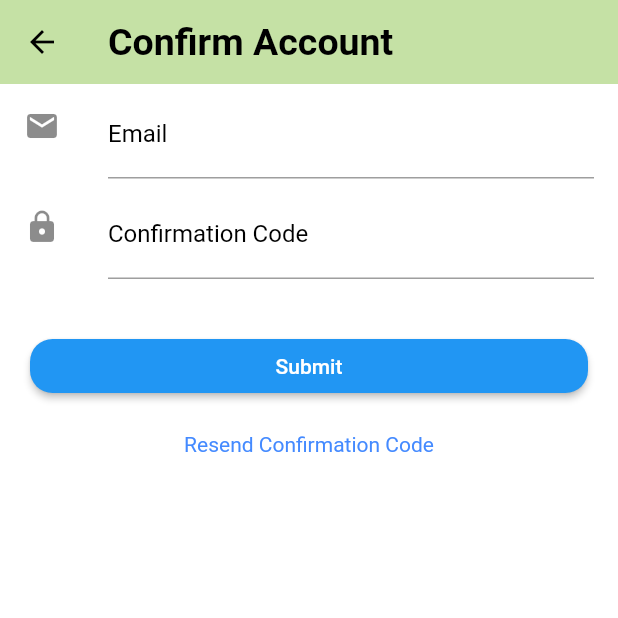
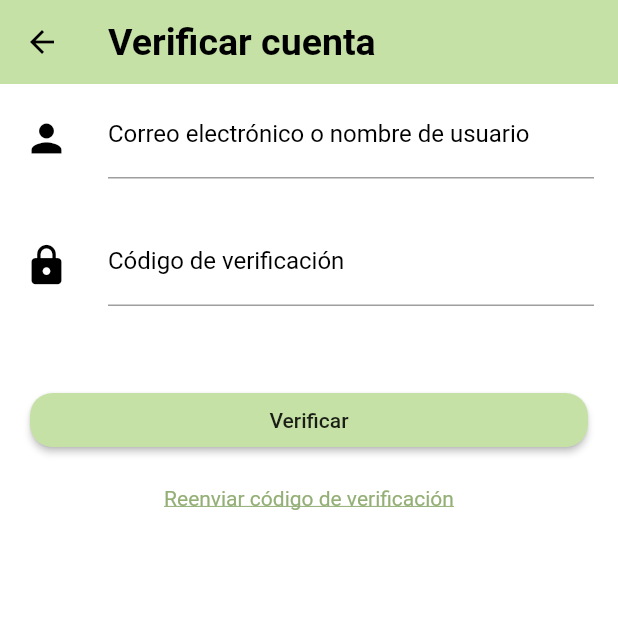
Before and after one commit to URVSquad/clapp, a Flutter app: the ConfirmationScreen screen opened directly, on a phone screen of 412 x 824 dp, the top half of it. Run offline on Flutter 3.47's test engine with Material 2 defaults, Android fonts, the phone set to English and light mode, and no system bars; our stand-ins replace shared_preferences; missing offline and left inert: amazon_cognito_identity_dart_2; accounts and stored records are empty; Roboto replaces fonts that are missing (Cupertino, Hind).

Commit message:
Minor trasnlations

```diff
--- a/lib/screens/user/confirmation_screen.dart
+++ b/lib/screens/user/confirmation_screen.dart
@@ -5,6 +5,7 @@ import 'package:flutter/material.dart';
 import 'package:flutter/widgets.dart';
 import 'package:amazon_cognito_identity_dart_2/cognito.dart';
 import 'package:betogether/services/pools_vars.dart' as global;
+import '../../main.dart';
 import 'login_screen.dart';
 
 class ConfirmationScreen extends StatefulWidget {
@@ -100,7 +101,7 @@ class _ConfirmationScreenState extends State<ConfirmationScreen> {
     final Size screenSize = MediaQuery.of(context).size;
     return new Scaffold(
       appBar: new AppBar(
-        title: new Text('Confirm Account'),
+        title: new Text('Verificar cuenta'),
       ),
       body: new Builder(
           builder: (BuildContext context) => new Container(
@@ -108,27 +109,38 @@ class _ConfirmationScreenState extends State<ConfirmationScreen> {
               key: _formKey,
               child: new ListView(
                 children: <Widget>[
-                  new ListTile(
-                    leading: const Icon(Icons.email),
+                  new Container(
+                    height: 85,
+                    child: new ListTile(
+                      leading: new Container(
+                        padding: EdgeInsets.only(top:5),
+                        child: const Icon(Icons.person, size: 30, color: Colors.black, ),
+                      ),
                       title: new TextFormField(
                         initialValue: widget.email,
                         decoration: new InputDecoration(
-                          hintText: 'example@inspire.my',
-                          labelText: 'Email'),
+                            labelText: 'Correo electrónico o nombre de usuario'),
                         keyboardType: TextInputType.emailAddress,
                         onSaved: (String email) {
                           _user.email = email;
                         },
                       ),
                     ),
-                  new ListTile(
-                    leading: const Icon(Icons.lock),
+                  ),
+                  new Container(
+                    height: 85,
+                    child: new ListTile(
+                      leading: new Container(
+                        padding: EdgeInsets.only(top:5),
+                        child: const Icon(Icons.lock, size: 30, color: Colors.black, ),
+                      ),
                       title: new TextFormField(
                         decoration: new InputDecoration(
-                          labelText: 'Confirmation Code'),
+                            labelText: 'Código de verificación'),
                         onSaved: (String code) {
                           confirmationCode = code;
                         },
+                      ),
                     ),
                   ),
                   new Container(
@@ -136,29 +148,22 @@ class _ConfirmationScreenState extends State<ConfirmationScreen> {
                     width: screenSize.width,
                     child: new RaisedButton(
                       child: new Text(
-                        'Submit',
-                        style: new TextStyle(color: Colors.white),
+                        'Verificar',
                       ),
                       onPressed: () {
                         _submit(context);
                       },
-                      color: Colors.blue,
                     ),
                     margin: new EdgeInsets.only(
                       top: 10.0,
                     ),
                   ),
                   new Center(
-                    child: new InkWell(
-                      child: new Text(
-                        'Resend Confirmation Code',
-                        style: new TextStyle(color: Colors.blueAccent),
+                    child: new GestureDetector(
+                      onTap: () { _resendConfirmation(context);},
+                      child: new Text("Reenviar código de verificación", style: new TextStyle(color: primaryColorDark, decoration: TextDecoration.underline),),
                     ),
-                      onTap: () {
-                        _resendConfirmation(context);
-                      },
-                    ),
-                  ),
+                  )
                 ],
               ),
             ),
--- a/lib/screens/user/signup_screen.dart
+++ b/lib/screens/user/signup_screen.dart
@@ -227,7 +227,7 @@ class _SignUpScreenState extends State<SignUpScreen> {
     RegExp regex = new RegExp(pattern);
     print(regex.allMatches(username));
     if (!regex.hasMatch(username))
-      return 'Este no es un nombre de usuario correcto';
+      return 'El nombre de usuario solo puede contener letras y\nnúmeros';
     else
       return null;
   }
```
Also changed, not shown: lib/screens/user/login_screen.dart (+16 -2 lines), lib/screens/user/singup_login_screen.dart (+7 -2 lines). Lines whose indentation alone changed are shown as unchanged.
